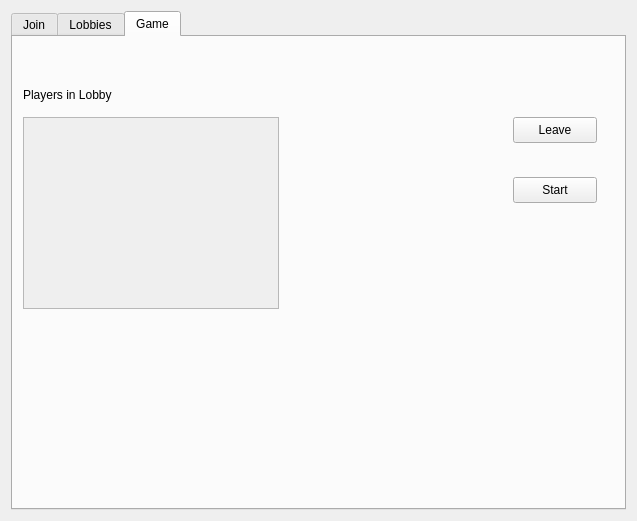
Qt form ClientGui/mywidget.ui (homoglobina/ProjektSK2.2) before a commit.
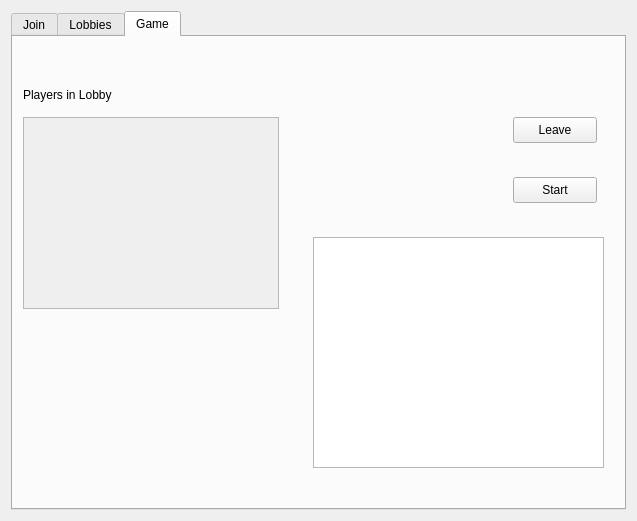
The same form after that commit.

Commit message: Showing game info in gui

What changed in the file:
```diff
--- a/ClientGui/mywidget.ui
+++ b/ClientGui/mywidget.ui
@@ -239,6 +239,16 @@
         <string>Start</string>
        </property>
       </widget>
+      <widget class="QTextEdit" name="gameTextEdit">
+       <property name="geometry">
+        <rect>
+         <x>300</x>
+         <y>200</y>
+         <width>291</width>
+         <height>231</height>
+        </rect>
+       </property>
+      </widget>
      </widget>
     </widget>
    </item>
```
Left out of the diff: 5 changed lines with no effect on the pictures. The commit also changes 14 other files.
